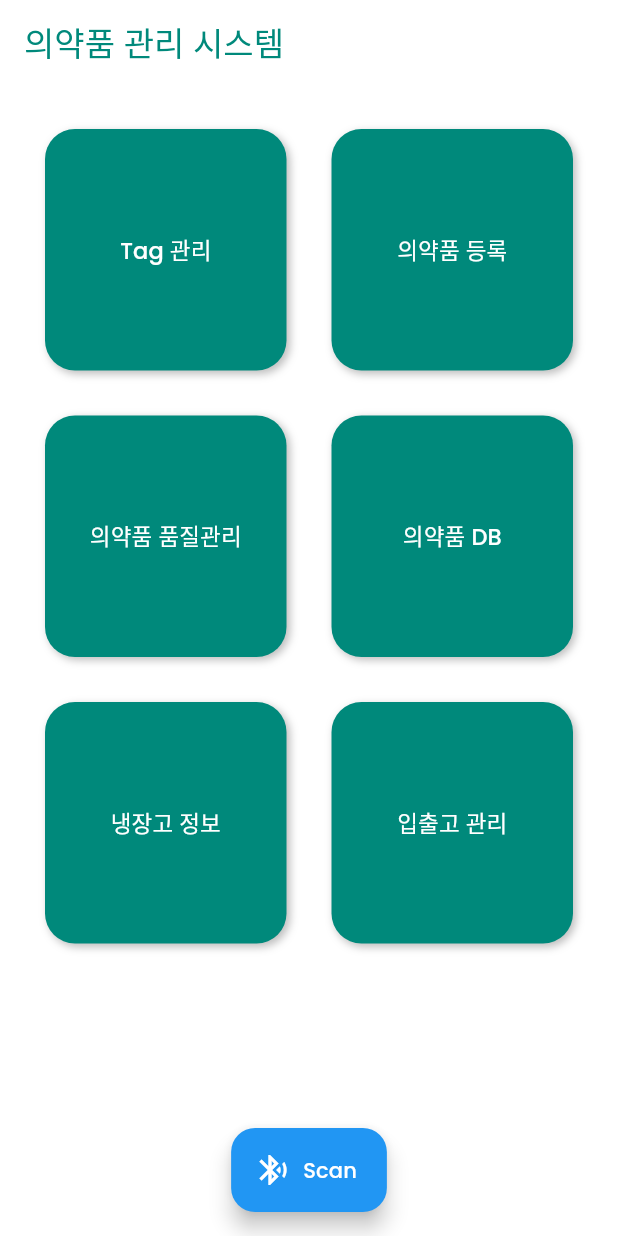
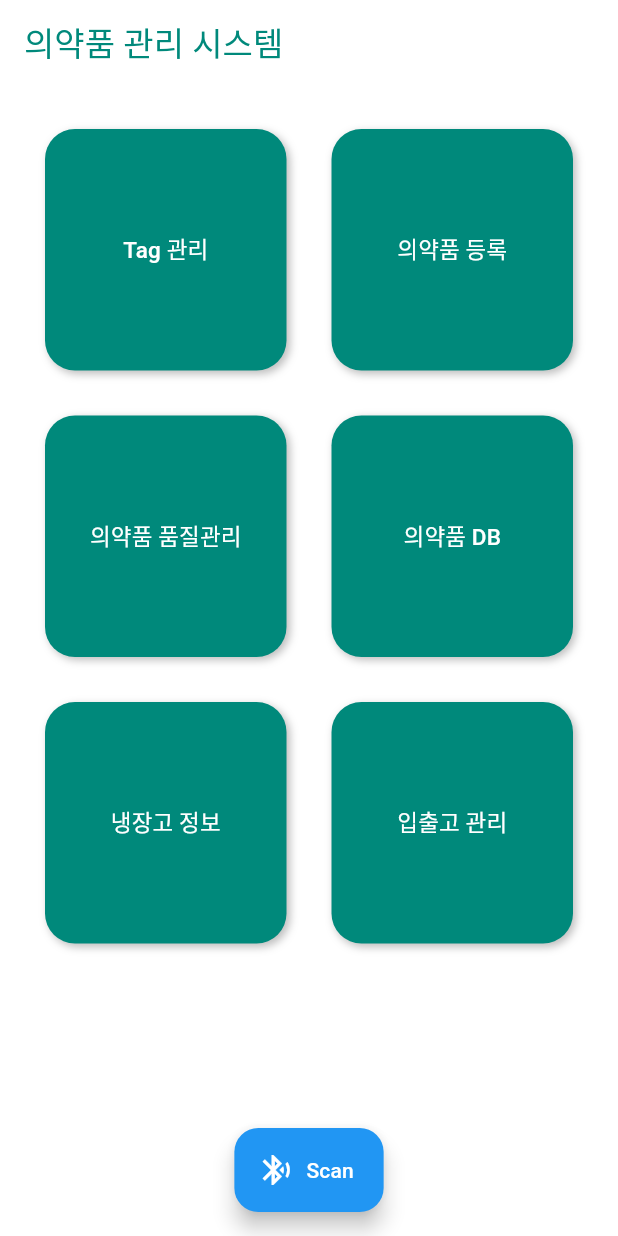
Before and after one commit to gitwub5/ble_sensor_client_app, a Flutter app: the screen it shows after launch, on a phone screen of 412 x 824 dp. Run offline on Flutter 3.47's test engine with Material 3 defaults, Android fonts, the phone set to English and light mode, and no system bars; our stand-ins replace flutter_blue_plus, google_fonts.

Commit message:
[UI] Google Font

```diff
--- a/lib/app.dart
+++ b/lib/app.dart
@@ -17,7 +17,7 @@ class App extends StatelessWidget {
       theme: ThemeData(
         primarySwatch: Colors.teal,
         scaffoldBackgroundColor: Colors.white,
-        fontFamily: GoogleFonts.poppins().fontFamily,
+        fontFamily: GoogleFonts.roboto().fontFamily,
         appBarTheme: AppBarTheme(
           backgroundColor: Colors.white,
           titleTextStyle: TextStyle(
```
Also changed, not shown: pubspec.yaml (+9 -11 lines), assets/fonts/Roboto-Bold.ttf (added), assets/fonts/Roboto-Light.ttf (added), assets/fonts/Roboto-Medium.ttf (added), assets/fonts/Roboto-Regular.ttf (added), assets/fonts/Roboto-SemiBold.ttf (added).
